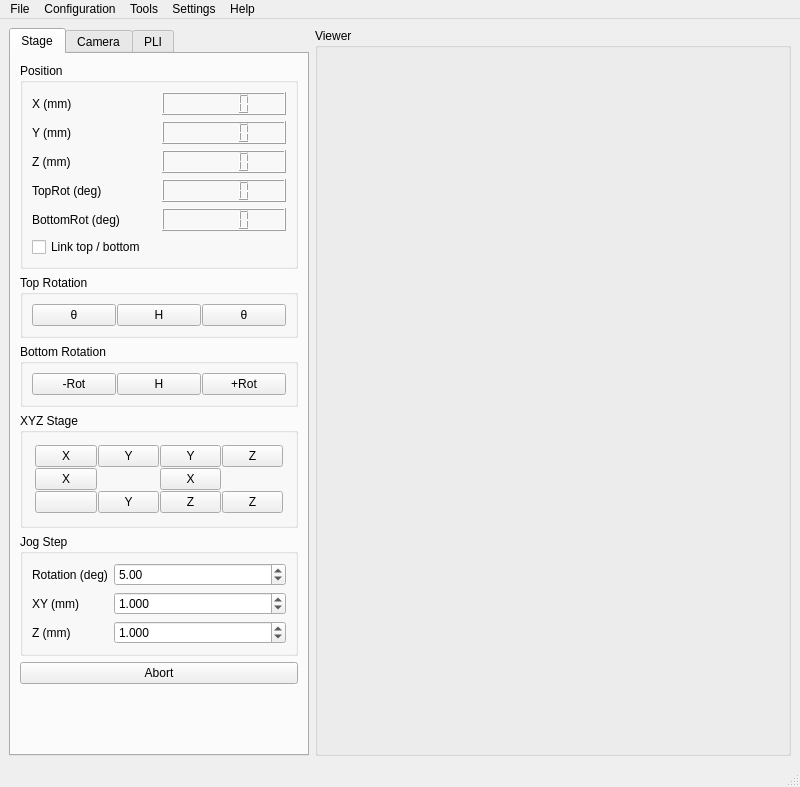
First picture: the form in gui/form.ui, repository linum-uqam/linum-microscopes, before the edit.
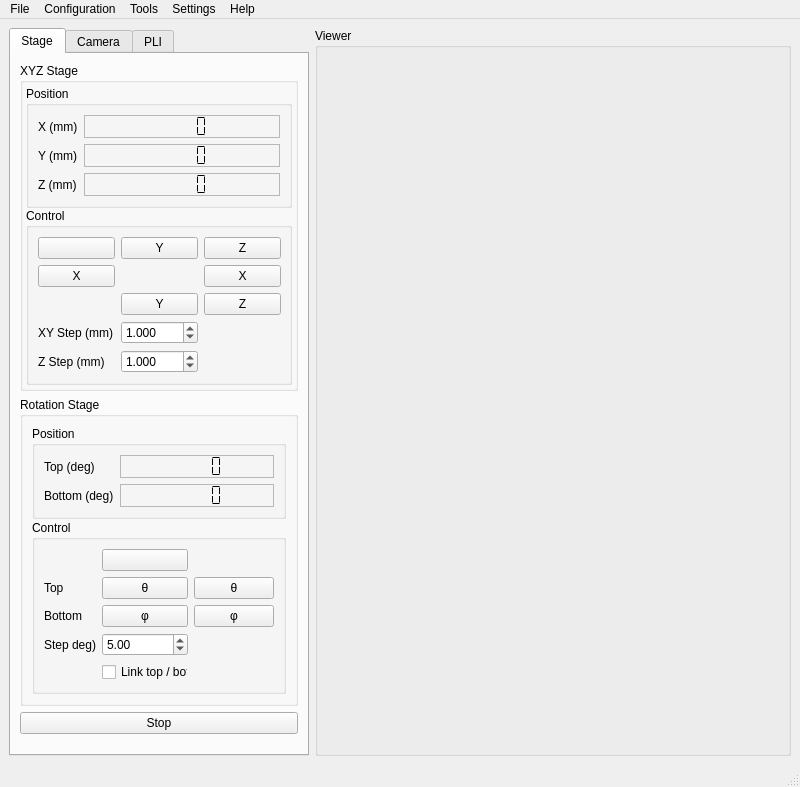
Second picture: the form after the edit. Icons and pictures are not drawn.

Commit message: Adding the PLI controls to the GUI

Patch:
```diff
--- a/gui/form.ui
+++ b/gui/form.ui
@@ -32,52 +32,64 @@
        </attribute>
        <layout class="QVBoxLayout" name="verticalLayout_2">
         <item>
-         <widget class="QGroupBox" name="groupBox_6">
+         <widget class="QGroupBox" name="groupBox_stageXYZ">
+          <property name="title">
+           <string>XYZ Stage</string>
+          </property>
+          <layout class="QVBoxLayout" name="verticalLayout_3">
+           <property name="spacing">
+            <number>0</number>
+           </property>
+           <property name="sizeConstraint">
+            <enum>QLayout::SizeConstraint::SetDefaultConstraint</enum>
+           </property>
+           <property name="leftMargin">
+            <number>3</number>
+           </property>
+           <property name="topMargin">
+            <number>3</number>
+           </property>
+           <property name="rightMargin">
+            <number>3</number>
+           </property>
+           <property name="bottomMargin">
+            <number>3</number>
+           </property>
+           <item>
+            <widget class="QGroupBox" name="groupBox_stageXYZ_position">
           <property name="title">
            <string>Position</string>
           </property>
-          <layout class="QGridLayout" name="gridLayout">
-           <item row="1" column="1">
-            <widget class="QLCDNumber" name="lcdNumber_y_mm"/>
-           </item>
-           <item row="4" column="1">
-            <widget class="QLCDNumber" name="lcdNumber_5"/>
-           </item>
-           <item row="5" column="0">
-            <widget class="QCheckBox" name="checkBox">
-             <property name="text">
-              <string>Link top / bottom</string>
+             <property name="flat">
+              <bool>true</bool>
              </property>
-            </widget>
-           </item>
-           <item row="4" column="0">
-            <widget class="QLabel" name="label_5">
-             <property name="text">
-              <string>BottomRot (deg)</string>
-             </property>
-            </widget>
-           </item>
+             <layout class="QFormLayout" name="formLayout_2">
+              <property name="leftMargin">
+               <number>9</number>
+              </property>
+              <property name="topMargin">
+               <number>9</number>
+              </property>
+              <property name="rightMargin">
+               <number>9</number>
+              </property>
+              <property name="bottomMargin">
+               <number>9</number>
+              </property>
            <item row="1" column="0">
-            <widget class="QLabel" name="label_2">
+               <widget class="QLabel" name="label">
              <property name="text">
-              <string>Y (mm)</string>
+                 <string>X (mm)</string>
              </property>
             </widget>
            </item>
-           <item row="2" column="0">
-            <widget class="QLabel" name="label_3">
-             <property name="text">
-              <string>Z (mm)</string>
-             </property>
-            </widget>
-           </item>
-           <item row="0" column="1">
+              <item row="1" column="1">
             <widget class="QLCDNumber" name="lcdNumber_x_mm">
              <property name="enabled">
               <bool>true</bool>
              </property>
              <property name="frameShape">
-              <enum>QFrame::Shape::Box</enum>
+                 <enum>QFrame::Shape::StyledPanel</enum>
              </property>
              <property name="frameShadow">
               <enum>QFrame::Shadow::Raised</enum>
@@ -86,130 +98,81 @@
               <bool>false</bool>
              </property>
              <property name="segmentStyle">
-              <enum>QLCDNumber::SegmentStyle::Filled</enum>
+                 <enum>QLCDNumber::SegmentStyle::Flat</enum>
              </property>
              <property name="value" stdset="0">
               <double>0.000000000000000</double>
              </property>
             </widget>
            </item>
-           <item row="0" column="0">
-            <widget class="QLabel" name="label">
+              <item row="2" column="0">
+               <widget class="QLabel" name="label_2">
              <property name="text">
-              <string>X (mm)</string>
+                 <string>Y (mm)</string>
              </property>
             </widget>
            </item>
            <item row="2" column="1">
-            <widget class="QLCDNumber" name="lcdNumber_z_mm"/>
-           </item>
-           <item row="3" column="1">
-            <widget class="QLCDNumber" name="lcdNumber_4"/>
+               <widget class="QLCDNumber" name="lcdNumber_y_mm">
+                <property name="frameShape">
+                 <enum>QFrame::Shape::StyledPanel</enum>
+                </property>
+                <property name="frameShadow">
+                 <enum>QFrame::Shadow::Raised</enum>
+                </property>
+                <property name="segmentStyle">
+                 <enum>QLCDNumber::SegmentStyle::Flat</enum>
+                </property>
+               </widget>
            </item>
            <item row="3" column="0">
-            <widget class="QLabel" name="label_4">
+               <widget class="QLabel" name="label_3">
              <property name="text">
-              <string>TopRot (deg)</string>
+                 <string>Z (mm)</string>
              </property>
             </widget>
            </item>
-          </layout>
-         </widget>
-        </item>
-        <item>
-         <widget class="QGroupBox" name="groupBox_3">
-          <property name="title">
-           <string>Top Rotation</string>
-          </property>
-          <layout class="QGridLayout" name="gridLayout_2">
-           <property name="spacing">
-            <number>1</number>
-           </property>
-           <item row="0" column="1">
-            <widget class="QPushButton" name="pushButton_16">
-             <property name="text">
-              <string>H</string>
+              <item row="3" column="1">
+               <widget class="QLCDNumber" name="lcdNumber_z_mm">
+                <property name="frameShape">
+                 <enum>QFrame::Shape::StyledPanel</enum>
+                </property>
+                <property name="frameShadow">
+                 <enum>QFrame::Shadow::Raised</enum>
+                </property>
+                <property name="segmentStyle">
+                 <enum>QLCDNumber::SegmentStyle::Flat</enum>
              </property>
             </widget>
            </item>
-           <item row="0" column="0">
-            <widget class="QPushButton" name="pushButton_pliRot_topJogReverse">
-             <property name="text">
-              <string>θ</string>
-             </property>
-             <property name="icon">
-              <iconset theme="go-previous"/>
-             </property>
-            </widget>
-           </item>
-           <item row="0" column="2">
-            <widget class="QPushButton" name="pushButton_pliRot_topJog">
-             <property name="text">
-              <string>θ</string>
-             </property>
-             <property name="icon">
-              <iconset theme="go-next"/>
-             </property>
-            </widget>
-           </item>
           </layout>
          </widget>
         </item>
         <item>
-         <widget class="QGroupBox" name="groupBox_4">
+            <widget class="QGroupBox" name="groupBox_stageXYZ_control">
           <property name="title">
-           <string>Bottom Rotation</string>
+              <string>Control</string>
+             </property>
+             <property name="flat">
+              <bool>true</bool>
           </property>
           <layout class="QGridLayout" name="gridLayout_3">
-           <property name="spacing">
-            <number>1</number>
-           </property>
-           <item row="0" column="2">
-            <widget class="QPushButton" name="pushButton_10">
-             <property name="text">
-              <string>+Rot</string>
-             </property>
-            </widget>
-           </item>
-           <item row="0" column="0">
-            <widget class="QPushButton" name="pushButton_">
-             <property name="text">
-              <string>-Rot</string>
-             </property>
-            </widget>
-           </item>
-           <item row="0" column="1">
-            <widget class="QPushButton" name="pushButton_15">
-             <property name="text">
-              <string>H</string>
-             </property>
-            </widget>
-           </item>
-          </layout>
-         </widget>
-        </item>
-        <item>
-         <widget class="QGroupBox" name="groupBox_xyzStageControls">
-          <property name="title">
-           <string>XYZ Stage</string>
-          </property>
-          <layout class="QGridLayout" name="gridLayout_4">
            <property name="leftMargin">
-            <number>12</number>
+               <number>9</number>
            </property>
            <property name="topMargin">
-            <number>12</number>
+               <number>9</number>
            </property>
            <property name="rightMargin">
-            <number>12</number>
+               <number>9</number>
            </property>
            <property name="bottomMargin">
-            <number>12</number>
+               <number>9</number>
            </property>
            <property name="spacing">
-            <number>1</number>
-           </property>
-           <item row="2" column="0">
+               <number>6</number>
+              </property>
+              <item row="1" column="0">
             <widget class="QPushButton" name="pushButton_stage_jogXReverse">
              <property name="text">
               <string>X</string>
@@ -219,40 +182,7 @@
              </property>
             </widget>
            </item>
-           <item row="3" column="0">
-            <widget class="QPushButton" name="pushButton_stage_moveToHomeXYZ">
-             <property name="statusTip">
-              <string>Homing XYZ</string>
-             </property>
-             <property name="text">
-              <string/>
-             </property>
-             <property name="icon">
-              <iconset theme="go-home"/>
-             </property>
-            </widget>
-           </item>
-           <item row="1" column="2">
-            <widget class="QPushButton" name="pushButton_stage_moveToHomeY">
-             <property name="text">
-              <string>Y</string>
-             </property>
-             <property name="icon">
-              <iconset theme="go-home"/>
-             </property>
-            </widget>
-           </item>
-           <item row="3" column="3">
-            <widget class="QPushButton" name="pushButton_stage_jogZReverse">
-             <property name="text">
-              <string>Z</string>
-             </property>
-             <property name="icon">
-              <iconset theme="go-down"/>
-             </property>
-            </widget>
-           </item>
-           <item row="1" column="3">
+              <item row="0" column="3">
             <widget class="QPushButton" name="pushButton_stage_jogZ">
              <property name="text">
               <string>Z</string>
@@ -262,8 +192,8 @@
              </property>
             </widget>
            </item>
-           <item row="1" column="0">
-            <widget class="QPushButton" name="pushButton_stage_moveToHomeX">
+              <item row="1" column="3">
+               <widget class="QPushButton" name="pushButton_stage_jogX">
              <property name="text">
               <string>X</string>
              </property>
@@ -272,7 +202,7 @@
              </property>
             </widget>
            </item>
-           <item row="1" column="1">
+              <item row="0" column="1">
             <widget class="QPushButton" name="pushButton_stage_jogY">
              <property name="text">
               <string>Y</string>
@@ -282,7 +212,7 @@
              </property>
             </widget>
            </item>
-           <item row="3" column="1">
+              <item row="2" column="1">
             <widget class="QPushButton" name="pushButton_stage_jogYReverse">
              <property name="text">
               <string>Y</string>
@@ -292,8 +222,8 @@
              </property>
             </widget>
            </item>
-           <item row="3" column="2">
-            <widget class="QPushButton" name="pushButton_stage_moveToHomeZ">
+              <item row="2" column="3">
+               <widget class="QPushButton" name="pushButton_stage_jogZReverse">
              <property name="text">
               <string>Z</string>
              </property>
@@ -302,54 +232,34 @@
              </property>
             </widget>
            </item>
-           <item row="2" column="2">
-            <widget class="QPushButton" name="pushButton_stage_jogX">
-             <property name="text">
-              <string>X</string>
-             </property>
-             <property name="icon">
-              <iconset theme="go-next"/>
-             </property>
-            </widget>
-           </item>
-          </layout>
-         </widget>
-        </item>
-        <item>
-         <widget class="QGroupBox" name="groupBox_7">
-          <property name="title">
-           <string>Jog Step</string>
-          </property>
-          <layout class="QFormLayout" name="formLayout">
            <item row="0" column="0">
-            <widget class="QLabel" name="label_6">
+               <widget class="QPushButton" name="pushButton_stage_moveToHomeXYZ">
+                <property name="statusTip">
+                 <string>Homing XYZ</string>
+                </property>
              <property name="text">
-              <string>Rotation (deg)</string>
+                 <string/>
+                </property>
+                <property name="icon">
+                 <iconset theme="go-home"/>
              </property>
             </widget>
            </item>
-           <item row="1" column="0">
+              <item row="4" column="0">
             <widget class="QLabel" name="label_8">
              <property name="text">
-              <string>XY (mm)</string>
+                 <string>XY Step (mm)</string>
              </property>
             </widget>
            </item>
-           <item row="2" column="0">
+              <item row="5" column="0">
             <widget class="QLabel" name="label_9">
              <property name="text">
-              <string>Z (mm)</string>
+                 <string>Z Step (mm)</string>
              </property>
             </widget>
            </item>
-           <item row="0" column="1">
-            <widget class="QDoubleSpinBox" name="doubleSpinBox_rot_jogstep_mm">
-             <property name="value">
-              <double>5.000000000000000</double>
-             </property>
-            </widget>
-           </item>
-           <item row="1" column="1">
+              <item row="4" column="1">
             <widget class="QDoubleSpinBox" name="doubleSpinBox_xy_jogstep_mm">
              <property name="decimals">
               <number>3</number>
@@ -362,7 +272,7 @@
              </property>
             </widget>
            </item>
-           <item row="2" column="1">
+              <item row="5" column="1">
             <widget class="QDoubleSpinBox" name="doubleSpinBox_z_jogstep_mm">
              <property name="decimals">
               <number>3</number>
@@ -381,13 +291,180 @@
           </layout>
          </widget>
         </item>
+          </layout>
+         </widget>
+        </item>
         <item>
-         <widget class="QPushButton" name="pushButton_stage_abort">
+         <widget class="QGroupBox" name="groupBox_stageRot">
+          <property name="enabled">
+           <bool>true</bool>
+          </property>
+          <property name="title">
+           <string>Rotation Stage</string>
+          </property>
+          <layout class="QVBoxLayout" name="verticalLayout_4">
+           <property name="spacing">
+            <number>1</number>
+           </property>
+           <item>
+            <widget class="QGroupBox" name="groupBox_stageRot_position">
+             <property name="title">
+              <string>Position</string>
+             </property>
+             <property name="flat">
+              <bool>true</bool>
+             </property>
+             <layout class="QFormLayout" name="formLayout">
+              <item row="2" column="1">
+               <widget class="QLCDNumber" name="lcdNumber_rotBottom">
+                <property name="frameShape">
+                 <enum>QFrame::Shape::StyledPanel</enum>
+                </property>
+                <property name="frameShadow">
+                 <enum>QFrame::Shadow::Raised</enum>
+                </property>
+                <property name="segmentStyle">
+                 <enum>QLCDNumber::SegmentStyle::Flat</enum>
+                </property>
+               </widget>
+              </item>
+              <item row="2" column="0">
+               <widget class="QLabel" name="label_bottomRotPosition">
+                <property name="text">
+                 <string>Bottom (deg)</string>
+                </property>
+               </widget>
+              </item>
+              <item row="0" column="0">
+               <widget class="QLabel" name="label_topRotPosition">
+                <property name="text">
+                 <string>Top (deg)</string>
+                </property>
+               </widget>
+              </item>
+              <item row="0" column="1">
+               <widget class="QLCDNumber" name="lcdNumber_rotTop">
+                <property name="frameShape">
+                 <enum>QFrame::Shape::StyledPanel</enum>
+                </property>
+                <property name="frameShadow">
+                 <enum>QFrame::Shadow::Raised</enum>
+                </property>
+                <property name="segmentStyle">
+                 <enum>QLCDNumber::SegmentStyle::Flat</enum>
+                </property>
+               </widget>
+              </item>
+             </layout>
+            </widget>
+           </item>
+           <item>
+            <widget class="QGroupBox" name="groupBox_stageRot_control">
+             <property name="title">
+              <string>Control</string>
+             </property>
+             <property name="flat">
+              <bool>true</bool>
+             </property>
+             <layout class="QGridLayout" name="gridLayout">
+              <item row="1" column="1">
+               <widget class="QPushButton" name="pushButton_pliRot_topJogReverse">
+                <property name="text">
+                 <string>θ</string>
+                </property>
+                <property name="icon">
+                 <iconset theme="go-previous"/>
+                </property>
+               </widget>
+              </item>
+              <item row="1" column="2">
+               <widget class="QPushButton" name="pushButton_pliRot_topJog">
+                <property name="text">
+                 <string>θ</string>
+                </property>
+                <property name="icon">
+                 <iconset theme="go-next"/>
+                </property>
+               </widget>
+              </item>
+              <item row="2" column="2">
+               <widget class="QPushButton" name="pushButton_pliRot_bottomJog">
+                <property name="text">
+                 <string>φ</string>
+                </property>
+                <property name="icon">
+                 <iconset theme="QIcon::ThemeIcon::GoNext"/>
+                </property>
+               </widget>
+              </item>
+              <item row="0" column="1">
+               <widget class="QPushButton" name="pushButton_pliRot_home">
+                <property name="text">
+                 <string/>
+                </property>
+                <property name="icon">
+                 <iconset theme="QIcon::ThemeIcon::GoHome"/>
+                </property>
+               </widget>
+              </item>
+              <item row="2" column="1">
+               <widget class="QPushButton" name="pushButton_pliRot_bottomJogReverse">
+                <property name="text">
+                 <string>φ</string>
+                </property>
+                <property name="icon">
+                 <iconset theme="QIcon::ThemeIcon::GoPrevious"/>
+                </property>
+               </widget>
+              </item>
+              <item row="1" column="0">
+               <widget class="QLabel" name="label_4">
+                <property name="text">
+                 <string>Top</string>
+                </property>
+               </widget>
+              </item>
+              <item row="2" column="0">
+               <widget class="QLabel" name="label_10">
+                <property name="text">
+                 <string>Bottom</string>
+                </property>
+               </widget>
+              </item>
+              <item row="5" column="0">
+               <widget class="QLabel" name="label_6">
+                <property name="text">
+                 <string>Step deg)</string>
+                </property>
+               </widget>
+              </item>
+              <item row="5" column="1">
+               <widget class="QDoubleSpinBox" name="doubleSpinBox_rot_jogstep_deg">
+                <property name="value">
+                 <double>5.000000000000000</double>
+                </property>
+               </widget>
+              </item>
+              <item row="6" column="1">
+               <widget class="QCheckBox" name="checkBox_linkTopBottomRot">
+                <property name="text">
+                 <string>Link top / bot</string>
+                </property>
+               </widget>
+              </item>
+             </layout>
+            </widget>
+           </item>
+          </layout>
+         </widget>
+        </item>
+        <item>
+         <widget class="QPushButton" name="pushButton_stage_stop">
           <property name="toolTip">
            <string>Abort all moves</string>
           </property>
           <property name="text">
-           <string>Abort</string>
+           <string>Stop</string>
           </property>
           <property name="icon">
            <iconset theme="dialog-warning"/>
```
Left out of the diff: 36 changed lines with no effect on the pictures. Lines whose indentation alone changed are shown as unchanged. The commit also changes 2 other files.
